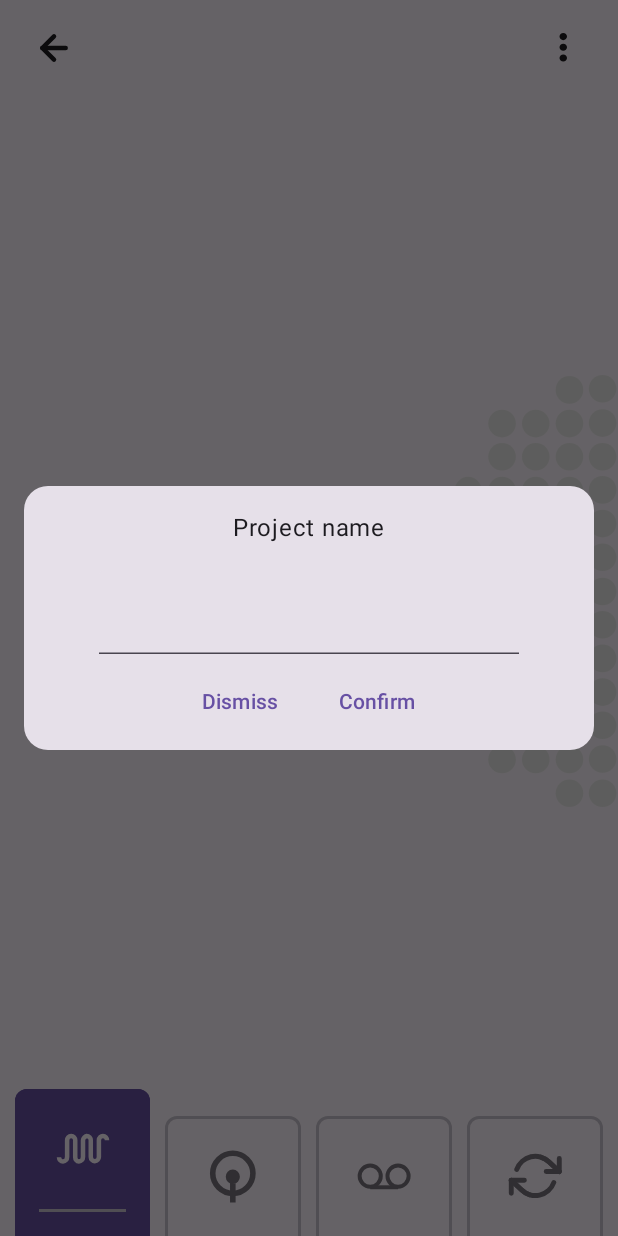
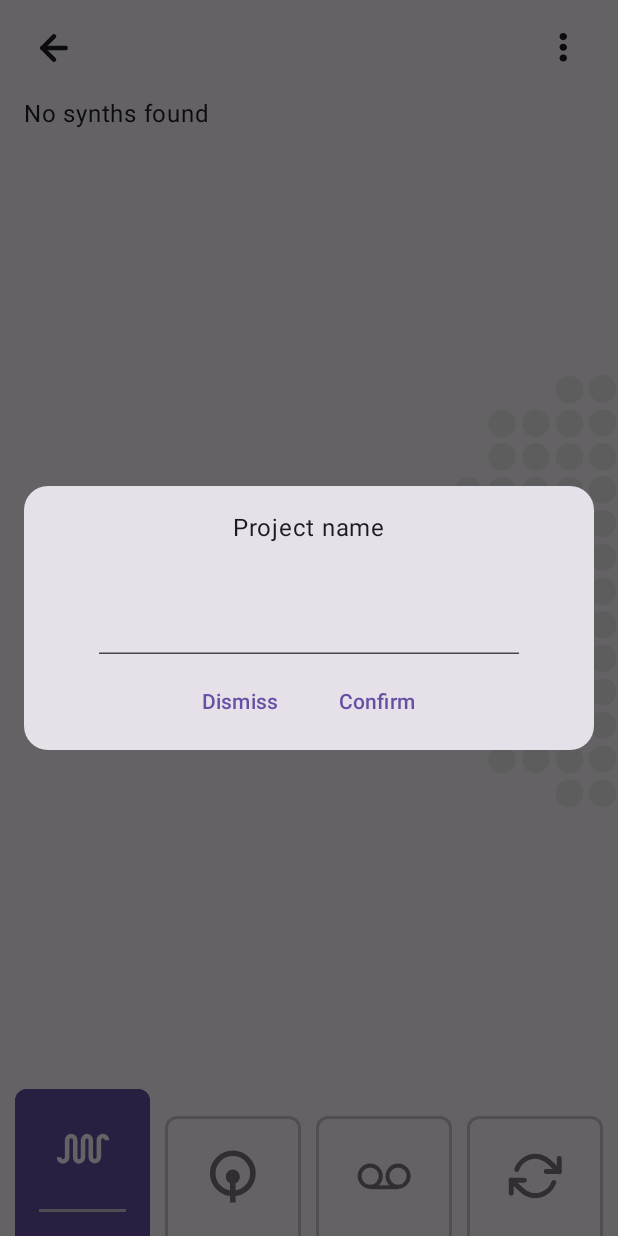
Before and after one commit to UndeRus/OP1Buddy, an Android app built with Jetpack Compose: the ProjectScreen screen opened through its navigation route, on a phone screen of 412 x 824 dp. Run offline under Robolectric (Android 15) with nearby library versions, the phone set to English and light mode, and no system bars.

Commit message:
added empty states to drumkit/synths screens

```diff
--- a/app/src/main/java/org/jugregator/op1buddy/features/project/DrumkitListScreenViewModel.kt
+++ b/app/src/main/java/org/jugregator/op1buddy/features/project/DrumkitListScreenViewModel.kt
@@ -23,7 +23,7 @@ class DrumkitListScreenViewModel(
     savedStateHandle: SavedStateHandle,
     private val projectsRepository: ProjectsRepository,
     private val projectRepository: ProjectRepository,
-): ViewModel() {
+) : ViewModel() {
 
     private var _mutableState = MutableStateFlow(DrumkitListScreenState(listOf()))
     val uiState: StateFlow<DrumkitListScreenState> = _mutableState
@@ -64,5 +64,5 @@ class DrumkitListScreenViewModel(
 
 @Immutable
 data class DrumkitListScreenState(
-    val drumkits: List<DrumkitInfo>
+    val drumkits: List<DrumkitInfo>,
 )
--- a/app/src/main/java/org/jugregator/op1buddy/features/project/ui/screens/SynthListScreen.kt
+++ b/app/src/main/java/org/jugregator/op1buddy/features/project/ui/screens/SynthListScreen.kt
@@ -3,6 +3,7 @@ package org.jugregator.op1buddy.features.project.ui.screens
 import androidx.compose.foundation.Image
 import androidx.compose.foundation.layout.Box
 import androidx.compose.foundation.layout.fillMaxSize
+import androidx.compose.foundation.layout.padding
 import androidx.compose.foundation.lazy.LazyColumn
 import androidx.compose.foundation.lazy.items
 import androidx.compose.foundation.lazy.rememberLazyListState
@@ -15,8 +16,10 @@ import androidx.compose.runtime.remember
 import androidx.compose.ui.Alignment
 import androidx.compose.ui.Modifier
 import androidx.compose.ui.res.painterResource
+import androidx.compose.ui.unit.dp
 import org.jugregator.op1buddy.R
 import org.jugregator.op1buddy.features.project.SynthListScreenViewModel
+import org.jugregator.op1buddy.features.project.ui.views.EmptySynthsView
 import org.jugregator.op1buddy.features.project.ui.views.SynthResourceItem
 import org.koin.androidx.compose.koinViewModel
 
@@ -58,9 +61,13 @@ fun SynthListScreen(
             painter = painterResource(R.drawable.background_right),
             contentDescription = null,
         )
-        LazyColumn(state = lazyColumnState) {
-            items(items, key = { it.filename }) {
-                SynthResourceItem(synth = it)
+        if (items.isEmpty()) {
+            EmptySynthsView(modifier = Modifier.padding(horizontal = 16.dp))
+        } else {
+            LazyColumn(state = lazyColumnState) {
+                items(items, key = { it.filename }) {
+                    SynthResourceItem(synth = it)
+                }
             }
         }
     }
--- /dev/null
+++ b/app/src/main/java/org/jugregator/op1buddy/features/project/ui/views/EmptySynthsView.kt
@@ -0,0 +1,11 @@
+package org.jugregator.op1buddy.features.project.ui.views
+
+import androidx.compose.material3.Text
+import androidx.compose.runtime.Composable
+import androidx.compose.ui.Modifier
+
+@Composable
+fun EmptySynthsView(modifier: Modifier = Modifier) {
+    //TODO: redesign
+    Text(modifier = modifier, text = "No synths found")
+}
```
Also changed, not shown: app/src/main/java/org/jugregator/op1buddy/features/project/ui/screens/DrumkitListScreen.kt (+7 -0 lines), app/src/main/java/org/jugregator/op1buddy/features/project/ui/views/EmptyDrumkitsView.kt (added, +11 -0 lines).
